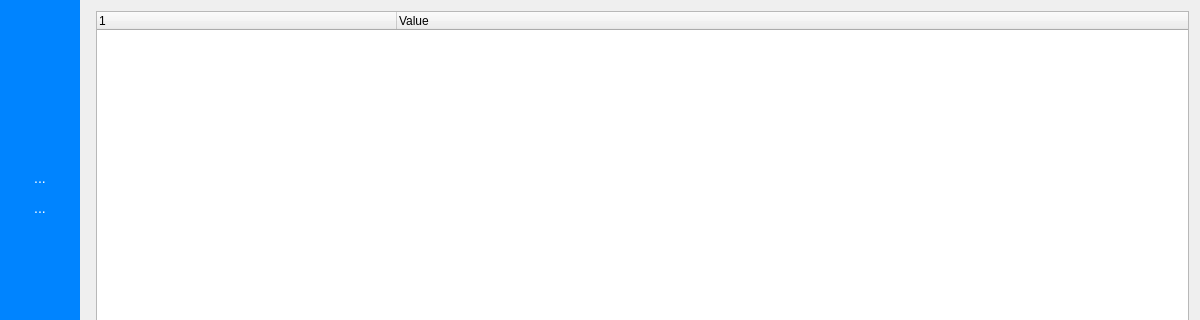
deltaxrobot/Delta-X-Software, file MainWindow.ui: the form before one commit; both pictures show x 0 to 1200 and y 0 to 320 of the 1200 by 700 pixel window.
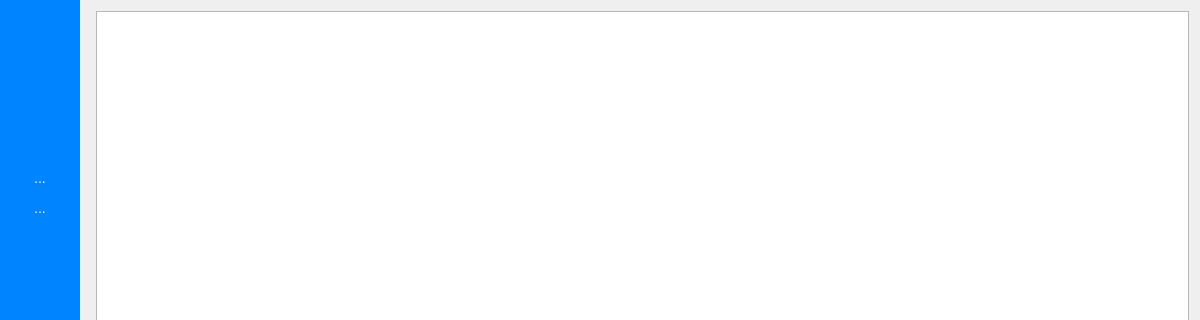
The form after the commit. The open tabs and pages were chosen to show the change. Icons and pictures are not drawn.

```diff
--- a/MainWindow.ui
+++ b/MainWindow.ui
@@ -24,6 +24,7 @@
   </property>
   <property name="font">
    <font>
+    <weight>50</weight>
     <bold>false</bold>
     <kerning>true</kerning>
    </font>
@@ -676,21 +677,7 @@
              </property>
              <layout class="QVBoxLayout" name="verticalLayout_4">
               <item>
-               <widget class="QTreeWidget" name="trwProgramVariableTable">
-                <attribute name="headerDefaultSectionSize">
-                 <number>300</number>
-                </attribute>
-                <column>
-                 <property name="text">
-                  <string notr="true">1</string>
-                 </property>
-                </column>
-                <column>
-                 <property name="text">
-                  <string>Value</string>
-                 </property>
-                </column>
-               </widget>
+               <widget class="QTreeView" name="tvVariables"/>
               </item>
              </layout>
             </widget>
```
Left out of the diff: 30 changed lines with no effect on the pictures.
